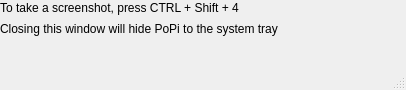
Qt form mainwindow.ui (eesandoval/PoPi) before a commit.
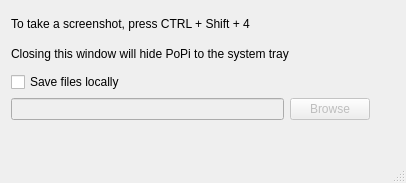
The same form after that commit.

What changed in the file:
```diff
--- a/mainwindow.ui
+++ b/mainwindow.ui
@@ -7,38 +7,70 @@
     <x>0</x>
     <y>0</y>
     <width>406</width>
-    <height>90</height>
+    <height>183</height>
    </rect>
   </property>
   <property name="windowTitle">
    <string>PoPi - The Screenshot Tool</string>
   </property>
   <widget class="QWidget" name="centralWidget">
-   <widget class="QLabel" name="label">
+   <widget class="QWidget" name="">
     <property name="geometry">
      <rect>
       <x>0</x>
       <y>0</y>
-      <width>301</width>
-      <height>16</height>
-     </rect>
-    </property>
-    <property name="text">
-     <string>To take a screenshot, press CTRL + Shift + 4</string>
-    </property>
-   </widget>
-   <widget class="QLabel" name="label_2">
-    <property name="geometry">
-     <rect>
-      <x>0</x>
-      <y>20</y>
       <width>381</width>
-      <height>17</height>
+      <height>131</height>
      </rect>
     </property>
-    <property name="text">
-     <string>Closing this window will hide PoPi to the system tray</string>
-    </property>
+    <layout class="QVBoxLayout" name="verticalLayout_2">
+     <item>
+      <widget class="QLabel" name="label">
+       <property name="text">
+        <string>To take a screenshot, press CTRL + Shift + 4</string>
+       </property>
+      </widget>
+     </item>
+     <item>
+      <widget class="QLabel" name="label_2">
+       <property name="text">
+        <string>Closing this window will hide PoPi to the system tray</string>
+       </property>
+      </widget>
+     </item>
+     <item>
+      <layout class="QVBoxLayout" name="verticalLayout">
+       <item>
+        <widget class="QCheckBox" name="saveFilesCheckBox">
+         <property name="text">
+          <string>Save files locally</string>
+         </property>
+        </widget>
+       </item>
+       <item>
+        <layout class="QHBoxLayout" name="horizontalLayout">
+         <item>
+          <widget class="QLineEdit" name="directorySaveFilesLineEdit">
+           <property name="enabled">
+            <bool>false</bool>
+           </property>
+          </widget>
+         </item>
+         <item>
+          <widget class="QPushButton" name="browseDirectoriesPushButton">
+           <property name="enabled">
+            <bool>false</bool>
+           </property>
+           <property name="text">
+            <string>Browse</string>
+           </property>
+          </widget>
+         </item>
+        </layout>
+       </item>
+      </layout>
+     </item>
+    </layout>
    </widget>
   </widget>
   <widget class="QStatusBar" name="statusBar"/>
```
